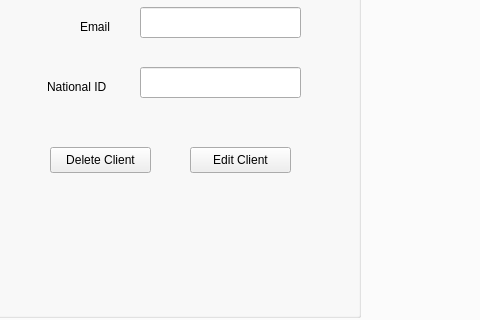
This is library.ui in safwanvk/lms as Qt 5 draws it before an edit; both pictures show x 652 to 1132 and y 359 to 679 of the 1345 by 765 pixel window. The edited form follows.
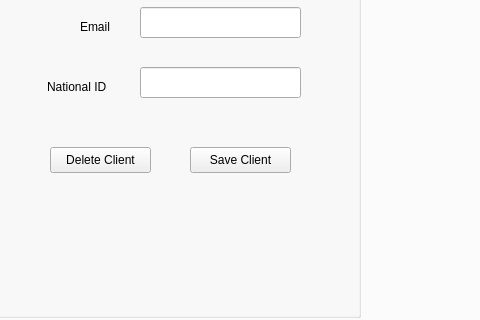
This is the edited form. Icons and pictures are not drawn.

Commit message: :sparkles: Setup search client

```diff
--- a/library.ui
+++ b/library.ui
@@ -2466,7 +2466,7 @@
         </rect>
        </property>
        <property name="text">
-        <string>Edit Client</string>
+        <string>Save Client</string>
        </property>
       </widget>
       <widget class="QPushButton" name="pushButton_38">
```
The commit also changes 1 other file.
